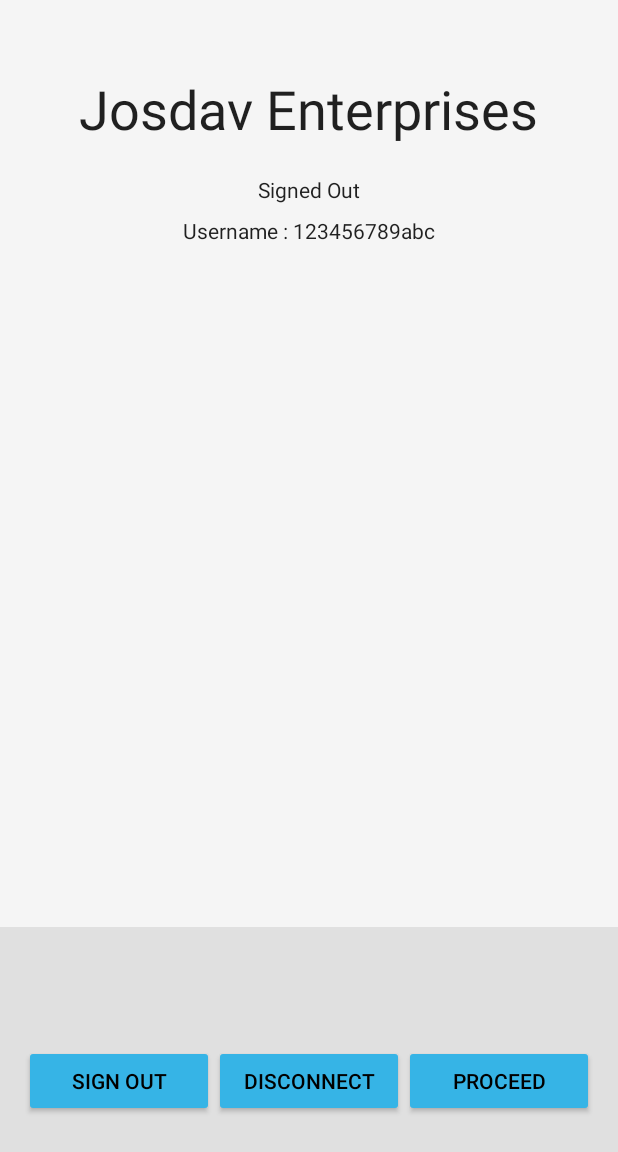
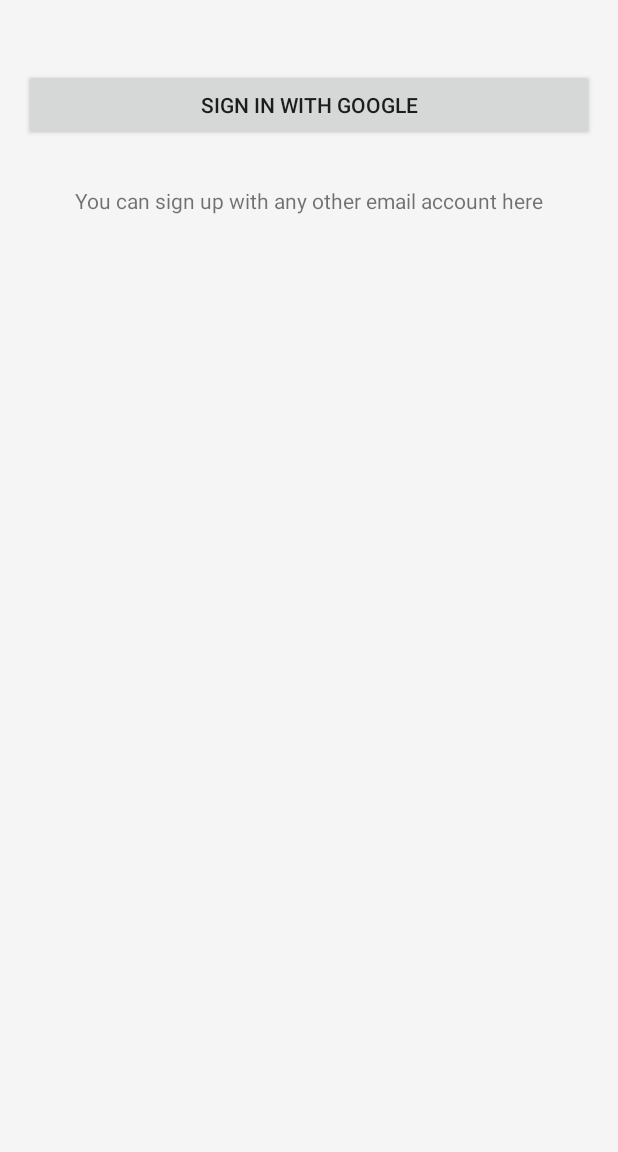
Before and after one commit to walteranyika/josdav, an Android app: the layout activity_google.xml on its own in the app's theme, with its tools: preview values and no code run, on a phone screen of 412 x 824 dp. Shown: the top 1152 px of the screen. Run offline under Robolectric (Android 15) with nearby library versions, the phone set to English and light mode, and no system bars.

Commit message:
FIXED SIGN IN WITH GOOGLE

```diff
--- a/app/src/main/java/adefault/ubuntu/josdav/josdav/adapters/DailyFeedsListAdapter.java
+++ b/app/src/main/java/adefault/ubuntu/josdav/josdav/adapters/DailyFeedsListAdapter.java
@@ -62,7 +62,7 @@ public class DailyFeedsListAdapter extends BaseAdapter {
         }
 
         final Comment product = temporaryArray.get(position);
-        viewHolder.tvDay.setText(""+product.getFormattedDate(product.messageTime));
+        viewHolder.tvDay.setText(product.getFormattedDate(product.messageTime));
         viewHolder.tvFeedType.setText(product.feed_type);
         viewHolder.tvPond.setText(product.getPondId());
         viewHolder.tvFeedQty.setText(product.feed_quantity);
@@ -82,9 +82,9 @@ public class DailyFeedsListAdapter extends BaseAdapter {
         } else {
             for (Comment p : permanentArray) {
                 //|| (p.getCode()+"").contains(text) || (p.getPrice()+"").contains(text)
-              /*  if (p.getTitle().toLowerCase().contains(text) || (p.getCode() + "").contains(text) || (p.getPrice() + "").contains(text) || p.getCategory().toLowerCase().contains(text) || p.getDescription().toLowerCase().contains(text)) {
+                if (p.getFeed_type().toLowerCase().contains(text) || (p.getPondId() + "").contains(text) || p.getFormattedDate(p.messageTime).contains(text) ) {
                     temporaryArray.add(p);
-                }*/
+                }
             }
             Log.d("SEARCH", "COUNT " + temporaryArray.size());
         }
--- a/app/src/main/res/layout/activity_google.xml
+++ b/app/src/main/res/layout/activity_google.xml
@@ -1,98 +1,31 @@
 <LinearLayout xmlns:android="http://schemas.android.com/apk/res/android"
-    xmlns:tools="http://schemas.android.com/tools"
               android:id="@+id/main_layout"
               android:layout_width="match_parent"
               android:layout_height="match_parent"
               android:background="@color/grey_100"
               android:orientation="vertical"
-    android:weightSum="4">
+              android:padding="16dp">
 
-    <LinearLayout
+
+    <Button
+        android:layout_marginTop="30dp"
+        android:text="Sign In With Google"
+        android:id="@+id/sign_in_button"
         android:layout_width="match_parent"
-        android:layout_height="0dp"
-        android:layout_weight="3"
-        android:gravity="center_horizontal"
-        android:orientation="vertical">
-
-        <ImageView
-            style="@style/ThemeOverlay.FirebaseIcon"
-            android:id="@+id/google_icon"
-            android:contentDescription="@string/desc_firebase_lockup"
-
-            android:layout_width="wrap_content"
-            android:layout_height="wrap_content" />
+        android:layout_height="wrap_content"/>
 
     <TextView
-            android:id="@+id/title_text"
-            android:layout_width="wrap_content"
-            android:layout_height="wrap_content"
-            android:layout_marginBottom="@dimen/title_bottom_margin"
-            android:text="@string/google_title_text"
-            android:textAppearance="@style/TextAppearance.AppCompat.Body1"
-            android:theme="@style/ThemeOverlay.MyTitleText" />
+
+        android:layout_marginTop="30dp"
+        android:gravity="center"
+        android:text="You can sign up with any other email account here"
+        android:id="@+id/sign_up_button"
+        android:layout_width="match_parent"
+        android:layout_height="wrap_content"/>
 
     <TextView
-            android:id="@+id/status"
-            style="@style/ThemeOverlay.MyTextDetail"
-            android:text="@string/signed_out" />
-
-        <TextView
-            android:id="@+id/detail"
-            style="@style/ThemeOverlay.MyTextDetail"
-            tools:text="Username : 123456789abc" />
-
+        android:gravity="center"
+        android:id="@+id/tvStatus"
+        android:layout_width="match_parent"
+        android:layout_height="wrap_content"/>
 </LinearLayout>
-
-
-    <RelativeLayout
-        android:layout_width="fill_parent"
-        android:layout_height="0dp"
-        android:layout_weight="1"
-        android:background="@color/grey_300">
-
-        <com.google.android.gms.common.SignInButton
-            android:id="@+id/sign_in_button"
-            android:layout_width="wrap_content"
-            android:layout_height="wrap_content"
-            android:layout_centerInParent="true"
-            android:visibility="visible"
-            tools:visibility="gone" />
-
-        <LinearLayout
-            android:id="@+id/sign_out_and_disconnect"
-            android:layout_width="fill_parent"
-            android:layout_height="wrap_content"
-            android:layout_centerInParent="true"
-            android:orientation="horizontal"
-            android:paddingLeft="16dp"
-            android:paddingRight="16dp"
-            android:visibility="gone"
-            tools:visibility="visible">
-
-            <Button
-                android:id="@+id/sign_out_button"
-                android:layout_width="0dp"
-                android:layout_height="wrap_content"
-                android:layout_weight="1"
-                android:text="@string/sign_out"
-                android:theme="@style/ThemeOverlay.MyDarkButton" />
-
-            <Button
-                android:id="@+id/disconnect_button"
-                android:layout_width="0dp"
-                android:layout_height="wrap_content"
-                android:layout_weight="1"
-                android:text="@string/disconnect"
-                android:theme="@style/ThemeOverlay.MyDarkButton" />
-            <Button
-                android:id="@+id/proceed"
-                android:layout_width="0dp"
-                android:layout_height="wrap_content"
-                android:layout_weight="1"
-                android:text="@string/Proceed"
-                android:theme="@style/ThemeOverlay.MyDarkButton" />
-        </LinearLayout>
-
-    </RelativeLayout>
-
-</LinearLayout>
--- a/app/src/main/res/values/strings.xml
+++ b/app/src/main/res/values/strings.xml
@@ -321,4 +321,5 @@
     <string name="numbe_harvested">Quantity</string>
     <string name="sie_harvested">Weight</string>
     <string name="pice">Amount Received</string>
+    <string name="client_id">50923091285-pr6cu8btnlklqs74g9rv5kh0ri3m5ev5.apps.googleusercontent.com</string>
 </resources>
```
Also changed, not shown: app/build.gradle (+0 -8 lines), app/src/main/AndroidManifest.xml (+8 -4 lines), app/src/main/java/adefault/ubuntu/josdav/josdav/DailyReportsActivity.java (+24 -0 lines), app/src/main/java/adefault/ubuntu/josdav/josdav/GoogleSignInActivity.java (+34 -63 lines), app/src/main/java/adefault/ubuntu/josdav/josdav/MonthlyReportsActivity.java (+23 -0 lines), app/src/main/java/adefault/ubuntu/josdav/josdav/User1.java (+0 -12 lines), app/src/main/java/adefault/ubuntu/josdav/josdav/adapters/MonthlyFeedsListAdapter.java (+6 -6 lines), app/src/main/res/menu/searchable_menu.xml (added, +13 -0 lines). Lines whose indentation alone changed are shown as unchanged.
